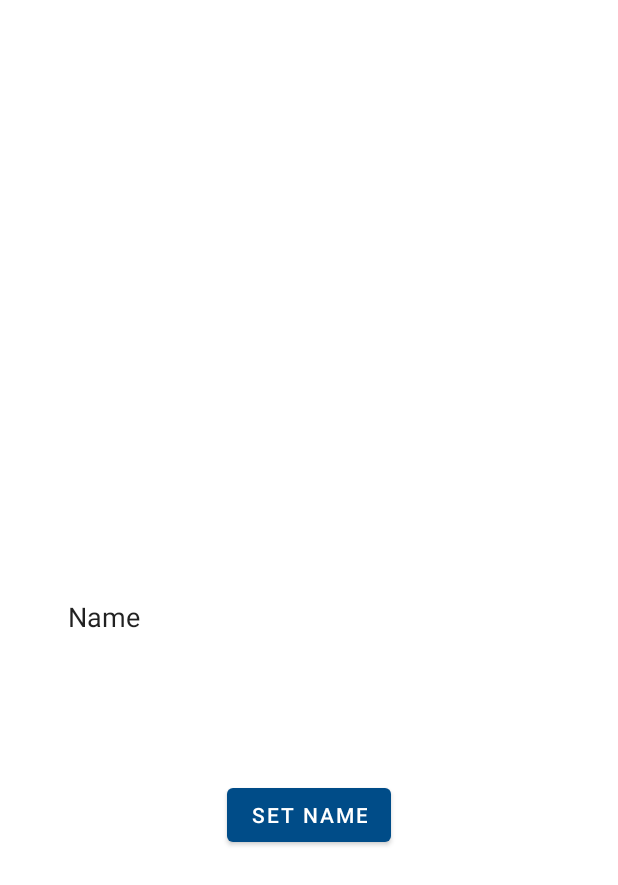
After one commit to Divinelink/FakeMessages, an Android app: the fragment ChangeNameFragment shown on its own in the app's theme, on a phone screen of 412 x 824 dp. The commit adds this screen. Shown: the top 885 px of the screen. Run offline under Robolectric (Android 15) with nearby library versions, the phone set to English and light mode, and no system bars.

Commit message:
create change name feature

```diff
--- a/app/src/main/java/fakemessages/divinelink/fakemessages/base/IHomeView.java
+++ b/app/src/main/java/fakemessages/divinelink/fakemessages/base/IHomeView.java
@@ -7,4 +7,6 @@ public interface IHomeView extends Serializable {
     void addMessageFragment();
 
     void addChangeDetailsFragment(String details);
+
+    void addChangeNameFragment(String name);
 }
--- a/app/src/main/java/fakemessages/divinelink/fakemessages/details/ChangeDetailsFragment.java
+++ b/app/src/main/java/fakemessages/divinelink/fakemessages/details/ChangeDetailsFragment.java
@@ -68,6 +68,7 @@ public class ChangeDetailsFragment extends Fragment implements IChangeDetailsVie
     public View onCreateView(LayoutInflater inflater, ViewGroup container,
                              Bundle savedInstanceState) {
         // Inflate the layout for this fragment
+
         View v = inflater.inflate(R.layout.fragment_change_details, container, false);
 
         mDetailsTextView = (TextView) v.findViewById(R.id.changeDetailsTextView);
@@ -92,9 +93,9 @@ public class ChangeDetailsFragment extends Fragment implements IChangeDetailsVie
                 presenter.saveAddress(getContext(), mAddressEditText.getText().toString(), mAreaEditText.getText().toString());
             }
         });
-        if (details.equals("address")) {
+
             presenter.getAddresses(getContext());
-        }
+
         return v;
     }
 
--- a/app/src/main/java/fakemessages/divinelink/fakemessages/messages/MessageFragment.java
+++ b/app/src/main/java/fakemessages/divinelink/fakemessages/messages/MessageFragment.java
@@ -75,6 +75,7 @@ public class MessageFragment extends Fragment implements IMessageView {
                 @Override
                 public void run() {
                     messagesRV.setAdapter(messageRvAdapter);
+                    messagesRV.smoothScrollToPosition(messages.size());
                 }
             });
 
@@ -89,7 +90,7 @@ public class MessageFragment extends Fragment implements IMessageView {
                     homeView.addChangeDetailsFragment("address");
                     return true;
                 case R.id.changeName:
-                    homeView.addChangeDetailsFragment("name");
+                    homeView.addChangeNameFragment("name");
                     return true;
                 case R.id.changeMessageCode:
                     homeView.addChangeDetailsFragment("code");
--- /dev/null
+++ b/app/src/main/java/fakemessages/divinelink/fakemessages/name/ChangeNameFragment.java
@@ -0,0 +1,84 @@
+package fakemessages.divinelink.fakemessages.name;
+
+import android.content.DialogInterface;
+import android.os.Bundle;
+
+import androidx.fragment.app.Fragment;
+
+import android.provider.Telephony;
+import android.view.LayoutInflater;
+import android.view.View;
+import android.view.ViewGroup;
+import android.widget.Button;
+import android.widget.EditText;
+import android.widget.TextView;
+import android.widget.Toast;
+
+import com.google.android.material.dialog.MaterialAlertDialogBuilder;
+
+import java.util.List;
+
+import androidx.recyclerview.widget.LinearLayoutManager;
+import androidx.recyclerview.widget.RecyclerView;
+import fakemessages.divinelink.fakemessages.R;
+import fakemessages.divinelink.fakemessages.base.IHomeView;
+import fakemessages.divinelink.fakemessages.details.AddressDomain;
+import fakemessages.divinelink.fakemessages.details.ChangeDetailsFragment;
+import fakemessages.divinelink.fakemessages.details.ChangeDetailsPresenterImpl;
+import fakemessages.divinelink.fakemessages.details.IChangeDetailsPresenter;
+import fakemessages.divinelink.fakemessages.messages.IMessagePresenter;
+import fakemessages.divinelink.fakemessages.messages.MessageRvAdapter;
+
+/**
+ * A simple {@link Fragment} subclass.
+ * Use the {@link ChangeDetailsFragment#newInstance} factory method to
+ * create an instance of this fragment.
+ */
+public class ChangeNameFragment extends Fragment implements IChangeNameView {
+
+
+    private static final String NAME = "name";
+    private String name;
+
+
+    IHomeView homeView;
+
+    private IChangeNamePresenter presenter;
+
+
+    public static ChangeDetailsFragment newInstance(IHomeView homeView, String name) {
+        Bundle args = new Bundle();
+        ChangeDetailsFragment fragment = new ChangeDetailsFragment();
+        args.putSerializable("home_view", homeView);
+        args.putString("name", name);
+        fragment.setArguments(args);
+        return fragment;
+    }
+
+    @Override
+    public void onCreate(Bundle savedInstanceState) {
+        super.onCreate(savedInstanceState);
+        if (getArguments() != null) {
+            name = getArguments().getString(NAME);
+        }
+    }
+
+    @Override
+    public View onCreateView(LayoutInflater inflater, ViewGroup container,
+                             Bundle savedInstanceState) {
+        // Inflate the layout for this fragment
+
+        View v = inflater.inflate(R.layout.fragment_change_name, container, false);
+
+
+        presenter = new ChangeNamePresenterImpl(this);
+
+
+        return v;
+    }
+
+    @Override
+    public void showNameOptions(List<AddressDomain> addressDomain) {
+
+    }
+}
--- /dev/null
+++ b/app/src/main/java/fakemessages/divinelink/fakemessages/name/ChangeNameInteractorImpl.java
@@ -0,0 +1,12 @@
+package fakemessages.divinelink.fakemessages.name;
+
+
+import android.content.Context;
+
+public class ChangeNameInteractorImpl implements IChangeNameInteractor {
+
+    @Override
+    public void setNewName(OnGetNameChangeListener listener, Context ctx) {
+
+    }
+}
--- /dev/null
+++ b/app/src/main/java/fakemessages/divinelink/fakemessages/name/ChangeNamePresenterImpl.java
@@ -0,0 +1,38 @@
+package fakemessages.divinelink.fakemessages.name;
+
+import android.content.Context;
+
+import java.util.List;
+
+
+public class ChangeNamePresenterImpl implements IChangeNamePresenter, IChangeNameInteractor.OnGetNameChangeListener {
+
+    private final IChangeNameView nameView;
+    private final IChangeNameInteractor interactor;
+
+    public ChangeNamePresenterImpl(IChangeNameView nameView) {
+        this.nameView = nameView;
+        interactor = new ChangeNameInteractorImpl();
+    }
+
+
+    @Override
+    public void onSuccess() {
+
+    }
+
+    @Override
+    public void onError() {
+
+    }
+
+    @Override
+    public void getName(Context ctx) {
+
+    }
+
+    @Override
+    public void setName(Context ctx) {
+
+    }
+}
--- /dev/null
+++ b/app/src/main/java/fakemessages/divinelink/fakemessages/name/IChangeNameInteractor.java
@@ -0,0 +1,20 @@
+package fakemessages.divinelink.fakemessages.name;
+
+
+import android.content.Context;
+
+import java.util.List;
+
+import fakemessages.divinelink.fakemessages.details.AddressDomain;
+
+public interface IChangeNameInteractor {
+
+    void setNewName (OnGetNameChangeListener listener, Context ctx);
+
+    interface OnGetNameChangeListener{
+
+        void onSuccess();
+        void onError();
+
+    }
+}
--- /dev/null
+++ b/app/src/main/java/fakemessages/divinelink/fakemessages/name/IChangeNamePresenter.java
@@ -0,0 +1,14 @@
+package fakemessages.divinelink.fakemessages.name;
+
+import android.content.Context;
+
+import fakemessages.divinelink.fakemessages.details.AddressDomain;
+
+public interface IChangeNamePresenter {
+
+    void getName(Context ctx);
+
+    void setName(Context ctx);
+
+
+}
--- /dev/null
+++ b/app/src/main/java/fakemessages/divinelink/fakemessages/name/IChangeNameView.java
@@ -0,0 +1,11 @@
+package fakemessages.divinelink.fakemessages.name;
+
+import java.util.List;
+
+import fakemessages.divinelink.fakemessages.details.AddressDomain;
+
+public interface IChangeNameView {
+
+    void showNameOptions(List<AddressDomain> addressDomain);
+
+}
--- /dev/null
+++ b/app/src/main/res/layout/fragment_change_name.xml
@@ -0,0 +1,51 @@
+<?xml version="1.0" encoding="utf-8"?>
+<androidx.constraintlayout.widget.ConstraintLayout xmlns:android="http://schemas.android.com/apk/res/android"
+    xmlns:app="http://schemas.android.com/apk/res-auto"
+    xmlns:tools="http://schemas.android.com/tools"
+    android:layout_width="match_parent"
+    android:layout_height="match_parent"
+    tools:context=".name.ChangeNameFragment">
+
+
+    <EditText
+        android:id="@+id/editTextTextPersonName"
+        android:layout_width="0dp"
+        android:layout_height="wrap_content"
+        android:ems="10"
+        android:hint="Username"
+        android:inputType="textPersonName"
+        android:text="Name"
+        app:layout_constraintBottom_toBottomOf="parent"
+        app:layout_constraintEnd_toStartOf="@+id/guidelineRight"
+        app:layout_constraintHorizontal_bias="1.0"
+        app:layout_constraintHorizontal_weight="3"
+        app:layout_constraintStart_toStartOf="@+id/guidelineLeft"
+        app:layout_constraintTop_toTopOf="parent"
+        app:layout_constraintVertical_bias="0.499" />
+
+    <Button
+        android:layout_width="wrap_content"
+        android:layout_height="wrap_content"
+        android:text="@string/set_name"
+        android:textColor="@color/white"
+        app:layout_constraintBottom_toBottomOf="parent"
+        app:layout_constraintEnd_toStartOf="@+id/guidelineRight"
+        app:layout_constraintStart_toStartOf="@+id/guidelineLeft"
+        app:layout_constraintTop_toBottomOf="@+id/editTextTextPersonName"
+        app:layout_constraintVertical_bias="0.250" />
+
+    <android.support.constraint.Guideline
+        android:id="@+id/guidelineRight"
+        android:layout_width="wrap_content"
+        android:layout_height="wrap_content"
+        android:orientation="vertical"
+        app:layout_constraintGuide_percent="0.9" />
+
+    <android.support.constraint.Guideline
+        android:id="@+id/guidelineLeft"
+        android:layout_width="wrap_content"
+        android:layout_height="wrap_content"
+        android:orientation="vertical"
+        app:layout_constraintGuide_percent="0.1" />
+
+</androidx.constraintlayout.widget.ConstraintLayout>
--- a/app/src/main/res/values/strings.xml
+++ b/app/src/main/res/values/strings.xml
@@ -16,4 +16,7 @@
     <string name="set_address">Set Address</string>
     <string name="remove_address">Remove Address?</string>
     <string name="remove">Remove</string>
+    <!-- TODO: Remove or change this placeholder text -->
+    <string name="hello_blank_fragment">Hello blank fragment</string>
+    <string name="set_name">Set Name</string>
 </resources>
```
Also changed, not shown: app/src/main/java/fakemessages/divinelink/fakemessages/base/HomeActivity.java (+11 -0 lines), app/src/main/java/fakemessages/divinelink/fakemessages/name/NameDomain.java (added, +19 -0 lines).
